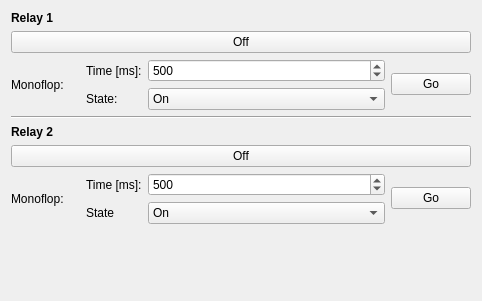
Before: the Qt Designer form src/brickv/plugin_system/plugins/dual_relay/ui/dual_relay.ui in Tinkerforge/brickv, drawn with Qt 5.
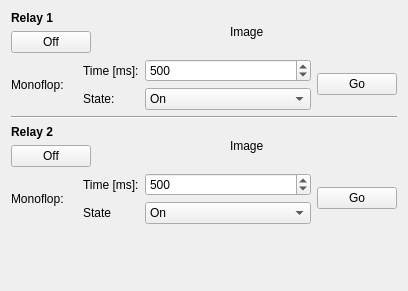
After: the same form once the commit is applied.

Commit message: Add Relay icons to GUI

Diff of the .ui file:
```diff
--- a/src/brickv/plugin_system/plugins/dual_relay/ui/dual_relay.ui
+++ b/src/brickv/plugin_system/plugins/dual_relay/ui/dual_relay.ui
@@ -6,8 +6,8 @@
    <rect>
     <x>0</x>
     <y>0</y>
-    <width>482</width>
-    <height>301</height>
+    <width>408</width>
+    <height>291</height>
    </rect>
   </property>
   <property name="windowTitle">
@@ -15,15 +15,12 @@
   </property>
   <layout class="QVBoxLayout" name="verticalLayout">
    <item>
-    <layout class="QGridLayout" name="gridLayout">
-     <item row="1" column="0" colspan="5">
-      <widget class="QPushButton" name="dr1_button">
-       <property name="text">
-        <string>Off</string>
-       </property>
-      </widget>
-     </item>
-     <item row="0" column="0" colspan="5">
+    <layout class="QVBoxLayout" name="verticalLayout_5">
+     <item>
+      <layout class="QHBoxLayout" name="horizontalLayout">
+       <item>
+        <layout class="QVBoxLayout" name="verticalLayout_3">
+         <item>
       <widget class="QLabel" name="label_7">
        <property name="font">
         <font>
@@ -36,48 +33,115 @@
        </property>
       </widget>
      </item>
-     <item row="2" column="0" rowspan="2">
+         <item>
+          <widget class="QPushButton" name="dr1_button">
+           <property name="text">
+            <string>Off</string>
+           </property>
+          </widget>
+         </item>
+        </layout>
+       </item>
+       <item>
+        <spacer name="horizontalSpacer">
+         <property name="orientation">
+          <enum>Qt::Horizontal</enum>
+         </property>
+         <property name="sizeHint" stdset="0">
+          <size>
+           <width>40</width>
+           <height>20</height>
+          </size>
+         </property>
+        </spacer>
+       </item>
+       <item>
+        <widget class="QLabel" name="dr1_image">
+         <property name="sizePolicy">
+          <sizepolicy hsizetype="Preferred" vsizetype="Preferred">
+           <horstretch>0</horstretch>
+           <verstretch>0</verstretch>
+          </sizepolicy>
+         </property>
+         <property name="text">
+          <string>Image</string>
+         </property>
+        </widget>
+       </item>
+       <item>
+        <spacer name="horizontalSpacer_2">
+         <property name="orientation">
+          <enum>Qt::Horizontal</enum>
+         </property>
+         <property name="sizeHint" stdset="0">
+          <size>
+           <width>40</width>
+           <height>20</height>
+          </size>
+         </property>
+        </spacer>
+       </item>
+      </layout>
+     </item>
+     <item>
+      <layout class="QHBoxLayout" name="horizontalLayout_2" stretch="0,0,1,0">
+       <item>
       <widget class="QLabel" name="label">
        <property name="text">
-        <string>Monoflop:</string>
+          <string>Monoflop:    </string>
        </property>
       </widget>
      </item>
-     <item row="2" column="2">
+       <item>
+        <layout class="QVBoxLayout" name="verticalLayout_6">
+         <item>
       <widget class="QLabel" name="label_3">
        <property name="text">
         <string>Time [ms]:</string>
        </property>
       </widget>
      </item>
-     <item row="2" column="3">
-      <widget class="QSpinBox" name="time1_spinbox">
-       <property name="sizePolicy">
-        <sizepolicy hsizetype="Minimum" vsizetype="Fixed">
-         <horstretch>1</horstretch>
-         <verstretch>0</verstretch>
-        </sizepolicy>
-       </property>
-       <property name="minimum">
-        <number>1</number>
-       </property>
-       <property name="maximum">
-        <number>100000</number>
-       </property>
-       <property name="value">
-        <number>500</number>
-       </property>
-      </widget>
-     </item>
-     <item row="3" column="2">
+         <item>
       <widget class="QLabel" name="label_4">
        <property name="text">
         <string>State:</string>
        </property>
       </widget>
      </item>
-     <item row="3" column="3">
+        </layout>
+       </item>
+       <item>
+        <layout class="QVBoxLayout" name="verticalLayout_7">
+         <property name="sizeConstraint">
+          <enum>QLayout::SetDefaultConstraint</enum>
+         </property>
+         <item>
+          <widget class="QSpinBox" name="time1_spinbox">
+           <property name="sizePolicy">
+            <sizepolicy hsizetype="Minimum" vsizetype="Preferred">
+             <horstretch>1</horstretch>
+             <verstretch>0</verstretch>
+            </sizepolicy>
+           </property>
+           <property name="minimum">
+            <number>1</number>
+           </property>
+           <property name="maximum">
+            <number>100000</number>
+           </property>
+           <property name="value">
+            <number>500</number>
+           </property>
+          </widget>
+         </item>
+         <item>
       <widget class="QComboBox" name="state1_combobox">
+           <property name="sizePolicy">
+            <sizepolicy hsizetype="Preferred" vsizetype="Preferred">
+             <horstretch>0</horstretch>
+             <verstretch>0</verstretch>
+            </sizepolicy>
+           </property>
        <item>
         <property name="text">
          <string>On</string>
@@ -90,14 +154,33 @@
        </item>
       </widget>
      </item>
-     <item row="2" column="4" rowspan="2">
+        </layout>
+       </item>
+       <item>
       <widget class="QPushButton" name="go1_button">
        <property name="text">
         <string>Go</string>
        </property>
       </widget>
      </item>
-     <item row="5" column="0" colspan="5">
+      </layout>
+     </item>
+    </layout>
+   </item>
+   <item>
+    <widget class="Line" name="line">
+     <property name="orientation">
+      <enum>Qt::Horizontal</enum>
+     </property>
+    </widget>
+   </item>
+   <item>
+    <layout class="QVBoxLayout" name="verticalLayout_2">
+     <item>
+      <layout class="QHBoxLayout" name="horizontalLayout_3">
+       <item>
+        <layout class="QVBoxLayout" name="verticalLayout_4">
+         <item>
       <widget class="QLabel" name="label_8">
        <property name="font">
         <font>
@@ -110,21 +193,59 @@
        </property>
       </widget>
      </item>
-     <item row="4" column="0" colspan="5">
-      <widget class="Line" name="line">
-       <property name="orientation">
-        <enum>Qt::Horizontal</enum>
-       </property>
-      </widget>
-     </item>
-     <item row="6" column="0" colspan="5">
+         <item>
       <widget class="QPushButton" name="dr2_button">
        <property name="text">
         <string>Off</string>
        </property>
       </widget>
      </item>
-     <item row="7" column="0" rowspan="2">
+        </layout>
+       </item>
+       <item>
+        <spacer name="horizontalSpacer_3">
+         <property name="orientation">
+          <enum>Qt::Horizontal</enum>
+         </property>
+         <property name="sizeHint" stdset="0">
+          <size>
+           <width>40</width>
+           <height>20</height>
+          </size>
+         </property>
+        </spacer>
+       </item>
+       <item>
+        <widget class="QLabel" name="dr2_image">
+         <property name="sizePolicy">
+          <sizepolicy hsizetype="Preferred" vsizetype="Preferred">
+           <horstretch>0</horstretch>
+           <verstretch>0</verstretch>
+          </sizepolicy>
+         </property>
+         <property name="text">
+          <string>Image</string>
+         </property>
+        </widget>
+       </item>
+       <item>
+        <spacer name="horizontalSpacer_4">
+         <property name="orientation">
+          <enum>Qt::Horizontal</enum>
+         </property>
+         <property name="sizeHint" stdset="0">
+          <size>
+           <width>40</width>
+           <height>20</height>
+          </size>
+         </property>
+        </spacer>
+       </item>
+      </layout>
+     </item>
+     <item>
+      <layout class="QHBoxLayout" name="horizontalLayout_4" stretch="0,0,1,0">
+       <item>
       <widget class="QLabel" name="label_2">
        <property name="sizePolicy">
         <sizepolicy hsizetype="Minimum" vsizetype="Preferred">
@@ -133,49 +254,63 @@
         </sizepolicy>
        </property>
        <property name="text">
-        <string>Monoflop:</string>
+          <string>Monoflop:    </string>
        </property>
        <property name="margin">
         <number>0</number>
        </property>
       </widget>
      </item>
-     <item row="7" column="2">
+       <item>
+        <layout class="QVBoxLayout" name="verticalLayout_8">
+         <item>
       <widget class="QLabel" name="label_5">
        <property name="text">
         <string>Time [ms]:</string>
        </property>
       </widget>
      </item>
-     <item row="7" column="3">
-      <widget class="QSpinBox" name="time2_spinbox">
-       <property name="minimum">
-        <number>1</number>
-       </property>
-       <property name="maximum">
-        <number>100000</number>
-       </property>
-       <property name="value">
-        <number>500</number>
-       </property>
-      </widget>
-     </item>
-     <item row="7" column="4" rowspan="2">
-      <widget class="QPushButton" name="go2_button">
-       <property name="text">
-        <string>Go</string>
-       </property>
-      </widget>
-     </item>
-     <item row="8" column="2">
+         <item>
       <widget class="QLabel" name="label_6">
        <property name="text">
         <string>State</string>
        </property>
       </widget>
      </item>
-     <item row="8" column="3">
+        </layout>
+       </item>
+       <item>
+        <layout class="QVBoxLayout" name="verticalLayout_9">
+         <property name="sizeConstraint">
+          <enum>QLayout::SetDefaultConstraint</enum>
+         </property>
+         <item>
+          <widget class="QSpinBox" name="time2_spinbox">
+           <property name="sizePolicy">
+            <sizepolicy hsizetype="Minimum" vsizetype="Preferred">
+             <horstretch>0</horstretch>
+             <verstretch>0</verstretch>
+            </sizepolicy>
+           </property>
+           <property name="minimum">
+            <number>1</number>
+           </property>
+           <property name="maximum">
+            <number>100000</number>
+           </property>
+           <property name="value">
+            <number>500</number>
+           </property>
+          </widget>
+         </item>
+         <item>
       <widget class="QComboBox" name="state2_combobox">
+           <property name="sizePolicy">
+            <sizepolicy hsizetype="Preferred" vsizetype="Preferred">
+             <horstretch>0</horstretch>
+             <verstretch>0</verstretch>
+            </sizepolicy>
+           </property>
        <item>
         <property name="text">
          <string>On</string>
@@ -188,24 +323,19 @@
        </item>
       </widget>
      </item>
-     <item row="7" column="1" rowspan="2">
-      <spacer name="horizontalSpacer">
-       <property name="orientation">
-        <enum>Qt::Horizontal</enum>
-       </property>
-       <property name="sizeType">
-        <enum>QSizePolicy::Fixed</enum>
-       </property>
-       <property name="sizeHint" stdset="0">
-        <size>
-         <width>10</width>
-         <height>20</height>
-        </size>
-       </property>
-      </spacer>
+        </layout>
+       </item>
+       <item>
+        <widget class="QPushButton" name="go2_button">
+         <property name="text">
+          <string>Go</string>
+         </property>
+        </widget>
      </item>
     </layout>
    </item>
+    </layout>
+   </item>
    <item>
     <spacer name="verticalSpacer">
      <property name="orientation">
```
Left out of the diff: 2 changed lines with no effect on the pictures. Lines whose indentation alone changed are shown as unchanged. The commit also changes 4 other files.
